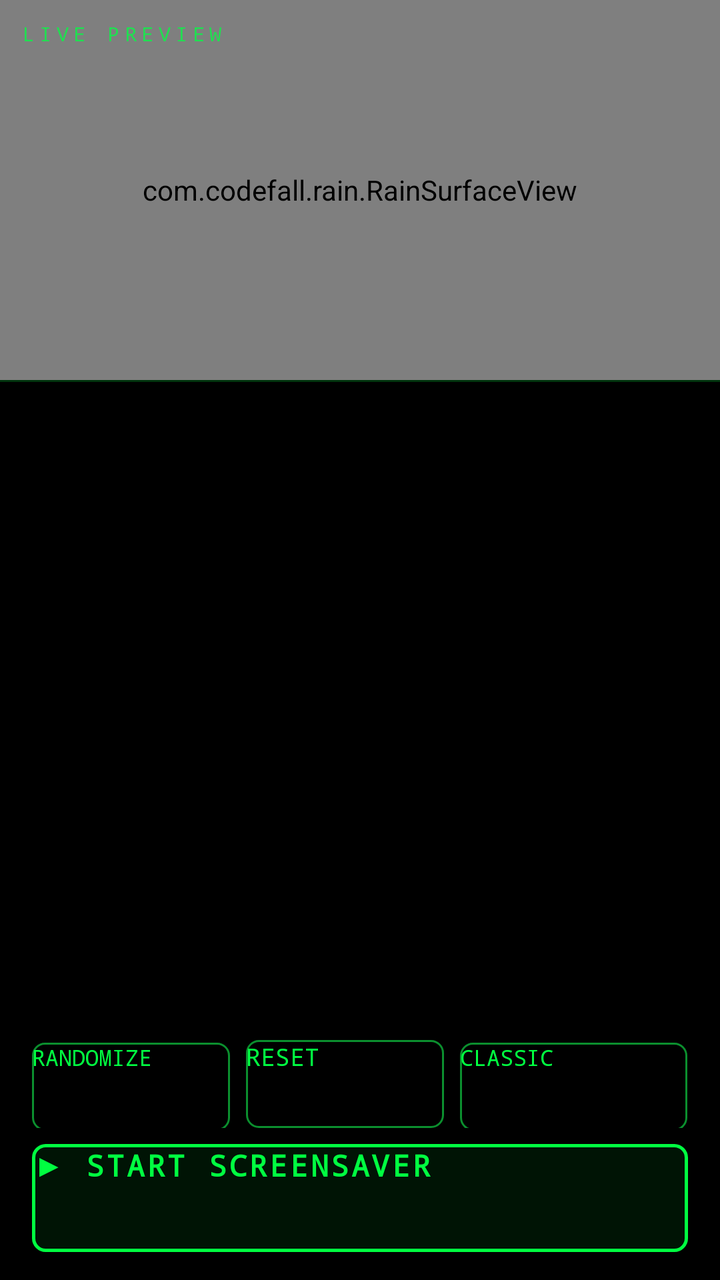
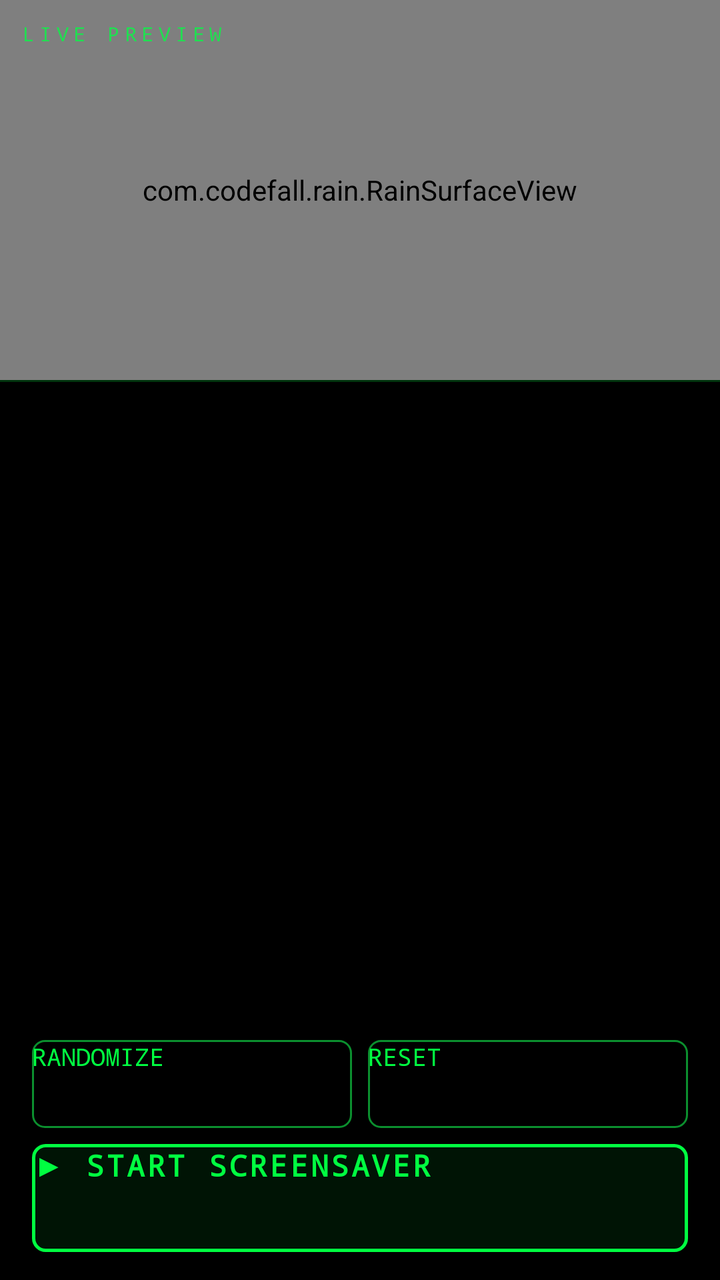

Screens rendered from an Android XML layout before and after an edit, with the pre-edit source and the edit as a unified diff.
<!-- AndroidManifest.xml: application theme Theme.Codefall -->
<!-- res/layout/activity_main.xml -->
<?xml version="1.0" encoding="utf-8"?>
<LinearLayout xmlns:android="http://schemas.android.com/apk/res/android"
    android:layout_width="match_parent"
    android:layout_height="match_parent"
    android:orientation="vertical"
    android:background="@color/black"
    android:fitsSystemWindows="true">

    <FrameLayout
        android:id="@+id/previewFrame"
        android:layout_width="match_parent"
        android:layout_height="190dp">

        <com.codefall.rain.RainSurfaceView
            android:id="@+id/preview"
            android:layout_width="match_parent"
            android:layout_height="match_parent" />

        <TextView
            android:layout_width="wrap_content"
            android:layout_height="wrap_content"
            android:layout_gravity="top|start"
            android:layout_margin="10dp"
            android:text="@string/preview_label"
            android:textColor="@color/code_green"
            android:alpha="0.75"
            android:letterSpacing="0.25"
            android:textSize="10sp"
            android:fontFamily="monospace" />
    </FrameLayout>

    <View
        android:layout_width="match_parent"
        android:layout_height="1dp"
        android:background="@color/panel_line" />

    <ScrollView
        android:id="@+id/scroll"
        android:layout_width="match_parent"
        android:layout_height="0dp"
        android:layout_weight="1"
        android:scrollbars="none"
        android:clipToPadding="false">

        <LinearLayout
            android:id="@+id/controls"
            android:layout_width="match_parent"
            android:layout_height="wrap_content"
            android:orientation="vertical"
            android:paddingStart="16dp"
            android:paddingEnd="16dp"
            android:paddingTop="8dp"
            android:paddingBottom="16dp" />
    </ScrollView>

    <LinearLayout
        android:layout_width="match_parent"
        android:layout_height="wrap_content"
        android:orientation="vertical"
        android:background="#F0000000"
        android:paddingStart="16dp"
        android:paddingEnd="16dp"
        android:paddingTop="10dp"
        android:paddingBottom="14dp">

        <LinearLayout
            android:layout_width="match_parent"
            android:layout_height="wrap_content"
            android:orientation="horizontal"
            android:paddingBottom="8dp">

            <Button
                android:id="@+id/btnRandomize"
                android:layout_width="0dp"
                android:layout_height="44dp"
                android:layout_weight="1"
                android:layout_marginEnd="8dp"
                android:background="@drawable/btn_secondary"
                android:text="@string/randomize"
                android:textColor="@color/code_green"
                android:textSize="11sp"
                android:fontFamily="monospace" />

            <Button
                android:id="@+id/btnReset"
                android:layout_width="0dp"
                android:layout_height="44dp"
                android:layout_weight="1"
                android:layout_marginEnd="8dp"
                android:background="@drawable/btn_secondary"
                android:text="@string/reset"
                android:textColor="@color/code_green"
                android:textSize="12sp"
                android:fontFamily="monospace" />

            <Button
                android:id="@+id/btnClassic"
                android:layout_width="0dp"
                android:layout_height="44dp"
                android:layout_weight="1.15"
                android:background="@drawable/btn_secondary"
                android:text="@string/classic"
                android:textColor="@color/code_green"
                android:textSize="11sp"
                android:fontFamily="monospace" />
        </LinearLayout>

        <Button
            android:id="@+id/btnStart"
            android:layout_width="match_parent"
            android:layout_height="54dp"
            android:background="@drawable/btn_primary"
            android:text="@string/start"
            android:textColor="@color/code_green"
            android:textSize="15sp"
            android:textStyle="bold"
            android:letterSpacing="0.08"
            android:fontFamily="monospace" />
    </LinearLayout>
</LinearLayout>
<!-- resources referenced by this layout -->
<resources>
  <color name="black">#FF000000</color>
  <color name="code_green">#FF00FF41</color>
  <color name="panel_line">#3300FF41</color>
  <!-- drawable btn_primary (drawable) -->
  <?xml version="1.0" encoding="utf-8"?>
  <selector xmlns:android="http://schemas.android.com/apk/res/android">
      <item android:state_pressed="true">
          <shape android:shape="rectangle">
              <solid android:color="#3300FF41" />
              <stroke android:width="1.5dp" android:color="@color/code_green" />
              <corners android:radius="6dp" />
          </shape>
      </item>
      <item>
          <shape android:shape="rectangle">
              <solid android:color="#1400FF41" />
              <stroke android:width="1.5dp" android:color="@color/code_green" />
              <corners android:radius="6dp" />
          </shape>
      </item>
  </selector>
  <!-- drawable btn_secondary (drawable) -->
  <?xml version="1.0" encoding="utf-8"?>
  <selector xmlns:android="http://schemas.android.com/apk/res/android">
      <item android:state_pressed="true">
          <shape android:shape="rectangle">
              <solid android:color="#2200FF41" />
              <stroke android:width="1dp" android:color="@color/code_green_dim" />
              <corners android:radius="6dp" />
          </shape>
      </item>
      <item>
          <shape android:shape="rectangle">
              <solid android:color="#00000000" />
              <stroke android:width="1dp" android:color="@color/code_green_dim" />
              <corners android:radius="6dp" />
          </shape>
      </item>
  </selector>
  <string name="classic">CLASSIC</string>
  <string name="preview_label">LIVE PREVIEW</string>
  <string name="randomize">RANDOMIZE</string>
  <string name="reset">RESET</string>
  <string name="start">▶  START SCREENSAVER</string>
  <style name="Theme.Codefall" parent="@android:style/Theme.Material.NoActionBar">
          <item name="android:windowBackground">@color/black</item>
          <item name="android:colorAccent">@color/code_green</item>
          <item name="android:colorPrimary">@color/black</item>
          <item name="android:statusBarColor">@color/black</item>
          <item name="android:navigationBarColor">@color/black</item>
          <item name="android:textColor">@color/code_green_pale</item>
      </style>
  <color name="code_green_dim">#FF0B8F2E</color>
  <color name="code_green_pale">#FFB9FFCB</color>
</resources>

<!-- the commit's change to res/layout/activity_main.xml (unified diff, before → after) -->
@@ -78,7 +78,7 @@
                 android:background="@drawable/btn_secondary"
                 android:text="@string/randomize"
                 android:textColor="@color/code_green"
-                android:textSize="11sp"
+                android:textSize="12sp"
                 android:fontFamily="monospace" />
 
             <Button
@@ -86,22 +86,10 @@
                 android:layout_width="0dp"
                 android:layout_height="44dp"
                 android:layout_weight="1"
-                android:layout_marginEnd="8dp"
                 android:background="@drawable/btn_secondary"
                 android:text="@string/reset"
                 android:textColor="@color/code_green"
                 android:textSize="12sp"
-                android:fontFamily="monospace" />
-
-            <Button
-                android:id="@+id/btnClassic"
-                android:layout_width="0dp"
-                android:layout_height="44dp"
-                android:layout_weight="1.15"
-                android:background="@drawable/btn_secondary"
-                android:text="@string/classic"
-                android:textColor="@color/code_green"
-                android:textSize="11sp"
                 android:fontFamily="monospace" />
         </LinearLayout>
 
<!-- resource entries referenced after the edit -->
@@ -39,7 +39,6 @@
           </shape>
       </item>
   </selector>
-  <string name="classic">CLASSIC</string>
   <string name="preview_label">LIVE PREVIEW</string>
   <string name="randomize">RANDOMIZE</string>
   <string name="reset">RESET</string>
